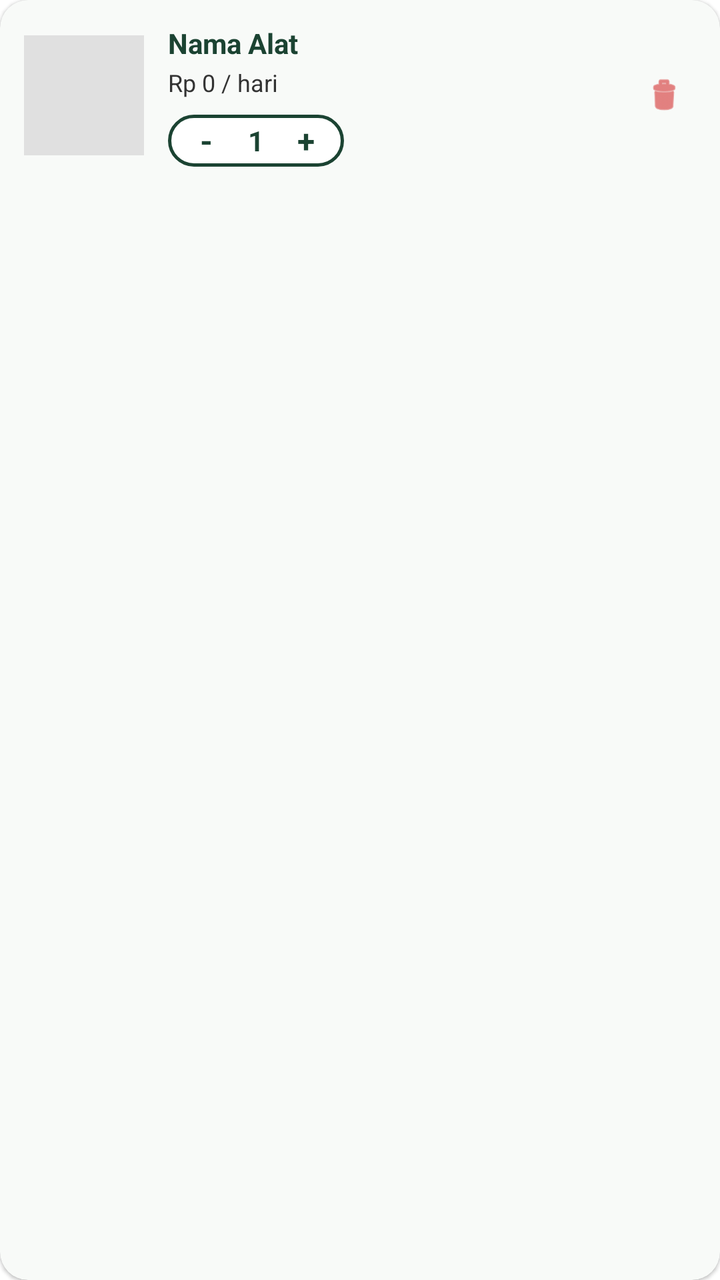
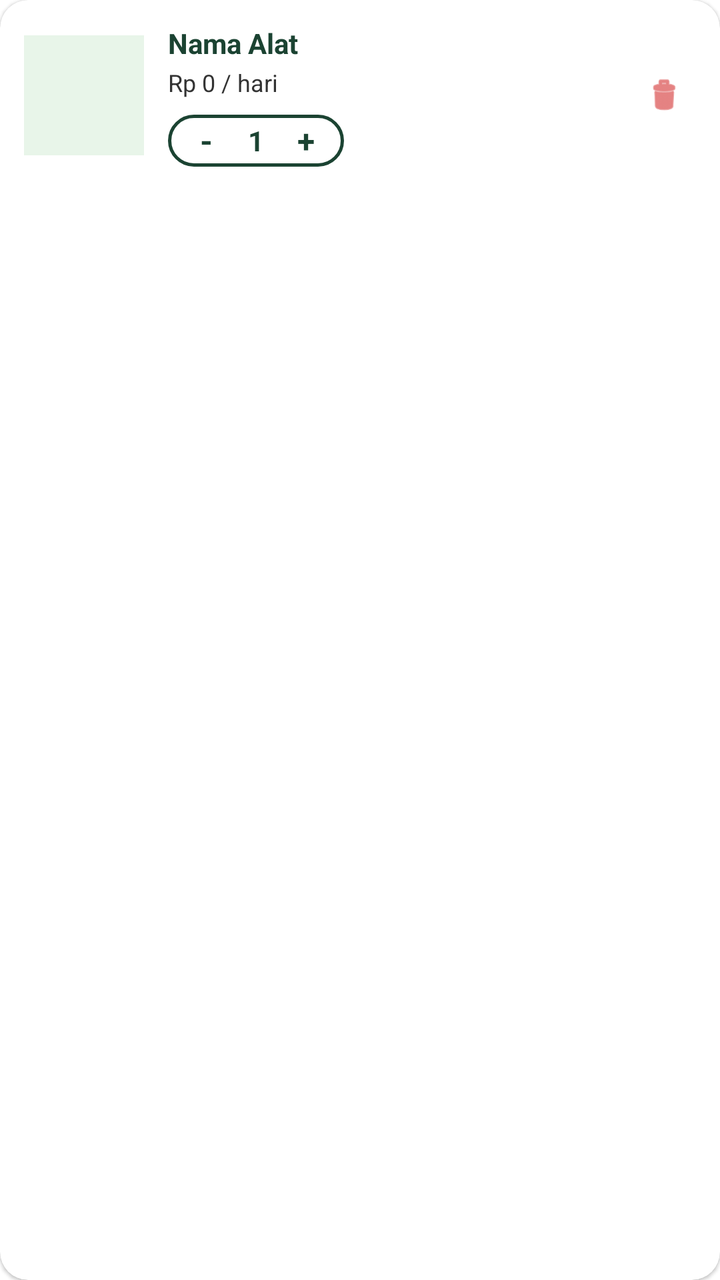

The first picture is an Android layout as it rendered before a commit; the second is the same layout after the commit. The layout source and the unified diff follow.
<!-- AndroidManifest.xml: application theme Theme.UKK -->
<!-- res/layout/item_cart.xml -->
<?xml version="1.0" encoding="utf-8"?>
<androidx.cardview.widget.CardView xmlns:android="http://schemas.android.com/apk/res/android"
    xmlns:app="http://schemas.android.com/apk/res-auto"
    xmlns:tools="http://schemas.android.com/tools"
    android:layout_width="match_parent"
    android:layout_height="wrap_content"
    android:layout_marginBottom="12dp"
    app:cardBackgroundColor="#F8FAF8"
    app:cardCornerRadius="14dp"
    app:cardElevation="1dp">

    <LinearLayout
        android:layout_width="match_parent"
        android:layout_height="wrap_content"
        android:gravity="center_vertical"
        android:orientation="horizontal"
        android:padding="12dp">

        <ImageView
            android:id="@+id/iv_cart_image"
            android:layout_width="60dp"
            android:layout_height="60dp"
            android:background="#E0E0E0"
            android:scaleType="centerCrop"
            tools:ignore="ContentDescription" />

        <LinearLayout
            android:layout_width="0dp"
            android:layout_height="wrap_content"
            android:layout_marginStart="12dp"
            android:layout_marginEnd="8dp"
            android:layout_weight="1"
            android:orientation="vertical">

            <TextView
                android:id="@+id/tv_cart_name"
                android:layout_width="wrap_content"
                android:layout_height="wrap_content"
                android:text="Nama Alat"
                android:textColor="@color/campgear_green"
                android:textSize="14sp"
                android:textStyle="bold" />

            <TextView
                android:id="@+id/tv_cart_price"
                android:layout_width="wrap_content"
                android:layout_height="wrap_content"
                android:layout_marginTop="2dp"
                android:text="Rp 0 / hari"
                android:textColor="#333333"
                android:textSize="12sp" />

            
            <LinearLayout
                android:layout_width="wrap_content"
                android:layout_height="wrap_content"
                android:layout_marginTop="8dp"
                android:background="@drawable/bg_input_field"
                android:gravity="center_vertical"
                android:orientation="horizontal"
                android:paddingStart="8dp"
                android:paddingTop="2dp"
                android:paddingEnd="8dp"
                android:paddingBottom="2dp">

                <TextView
                    android:id="@+id/btn_cart_minus"
                    android:layout_width="22dp"
                    android:layout_height="22dp"
                    android:gravity="center"
                    android:text="-"
                    android:textColor="@color/campgear_green"
                    android:textSize="16sp"
                    android:textStyle="bold" />

                <TextView
                    android:id="@+id/tv_cart_quantity"
                    android:layout_width="28dp"
                    android:layout_height="wrap_content"
                    android:gravity="center"
                    android:text="1"
                    android:textColor="@color/campgear_green"
                    android:textSize="14sp"
                    android:textStyle="bold" />

                <TextView
                    android:id="@+id/btn_cart_plus"
                    android:layout_width="22dp"
                    android:layout_height="22dp"
                    android:gravity="center"
                    android:text="+"
                    android:textColor="@color/campgear_green"
                    android:textSize="16sp"
                    android:textStyle="bold" />

            </LinearLayout>

        </LinearLayout>

        <ImageView
            android:id="@+id/btn_remove_cart"
            android:layout_width="32dp"
            android:layout_height="32dp"
            android:background="?attr/selectableItemBackgroundBorderless"
            android:contentDescription="Remove"
            android:padding="6dp"
            app:srcCompat="@android:drawable/ic_menu_delete"
            app:tint="#D32F2F" />

    </LinearLayout>
</androidx.cardview.widget.CardView>
<!-- resources referenced by this layout -->
<resources>
  <color name="campgear_green">#1B4332</color>
  <!-- drawable bg_input_field (drawable) -->
  <?xml version="1.0" encoding="utf-8"?>
  <shape xmlns:android="http://schemas.android.com/apk/res/android"
      android:shape="rectangle">
      <solid android:color="@color/white" />
      <stroke
          android:width="1.5dp"
          android:color="@color/campgear_green" />
      <corners android:radius="14dp" />
  </shape>
  <style name="Theme.UKK" parent="Theme.MaterialComponents.DayNight.DarkActionBar">
          
          <item name="colorPrimary">@color/campgear_green</item>
          <item name="colorPrimaryVariant">@color/primary_dark</item>
          <item name="android:windowLightStatusBar">false</item>
          <item name="colorOnPrimary">@color/white</item>
          
          <item name="colorSecondary">@color/black</item>
          <item name="colorSecondaryVariant">@color/teal_700</item>
          <item name="colorOnSecondary">@color/black</item>
          
          <item name="android:statusBarColor">@color/campgear_green</item>
      </style>
  <color name="white">#FFFFFFFF</color>
  <color name="primary_dark">#133C29</color>
  <color name="black">#FF000000</color>
  <color name="teal_700">#FF018786</color>
</resources>

<!-- the commit's change to res/layout/item_cart.xml (unified diff, before → after) -->
@@ -5,7 +5,7 @@
     android:layout_width="match_parent"
     android:layout_height="wrap_content"
     android:layout_marginBottom="12dp"
-    app:cardBackgroundColor="#F8FAF8"
+    app:cardBackgroundColor="#FFFFFF"
     app:cardCornerRadius="14dp"
     app:cardElevation="1dp">
 
@@ -20,7 +20,7 @@
             android:id="@+id/iv_cart_image"
             android:layout_width="60dp"
             android:layout_height="60dp"
-            android:background="#E0E0E0"
+            android:background="#E8F5E9"
             android:scaleType="centerCrop"
             tools:ignore="ContentDescription" />
 
